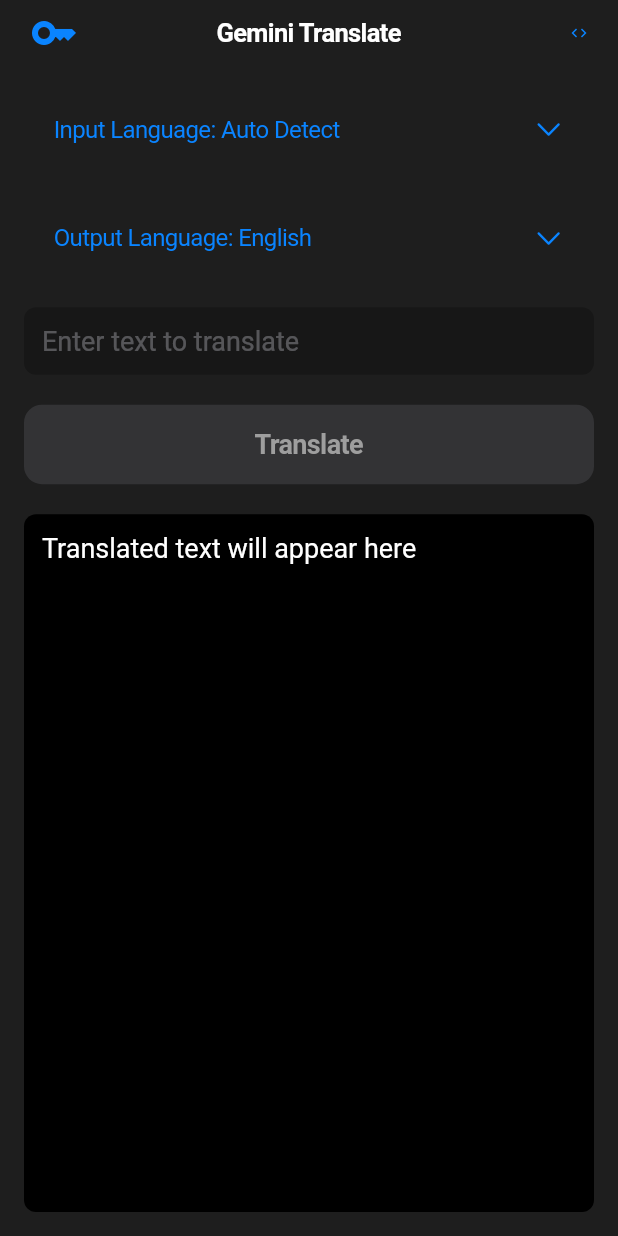
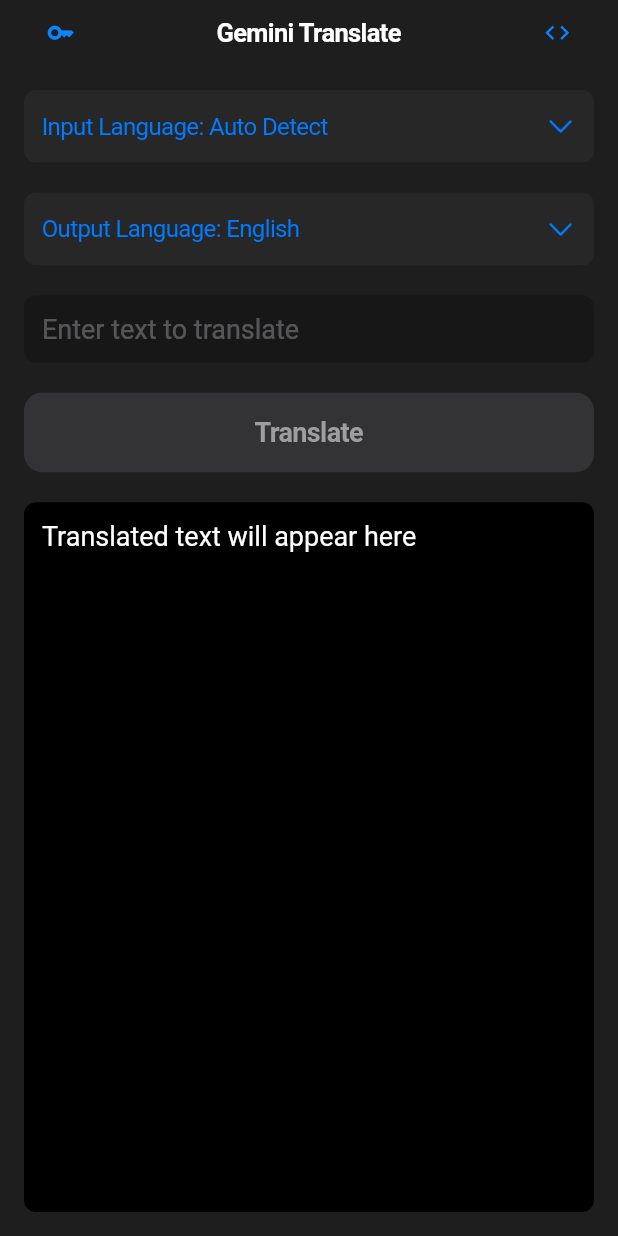
Before and after one commit to ThatLinuxGuyYouKnow/gemini_translate_app, a Flutter app: the screen it shows after launch, on a phone screen of 412 x 824 dp. Run offline on Flutter 3.47's test engine with Material 3 defaults, Android fonts, the phone set to English and light mode, and no system bars; our stand-ins replace get_storage.

Commit message:
feature: various aesthetic changes

```diff
--- a/lib/main.dart
+++ b/lib/main.dart
@@ -60,9 +60,9 @@
   Widget build(BuildContext context) {
     return CupertinoPageScaffold(
       navigationBar: CupertinoNavigationBar(
-        padding: EdgeInsetsDirectional.only(start: 20, end: 20),
+        padding: EdgeInsetsDirectional.only(start: 31, end: 31),
         trailing: GestureDetector(
-          child: Icon(Icons.code, size: 12),
+          child: Icon(Icons.code, size: 19),
           onTap: () async {
             final Uri url = Uri.parse(
                 'https://github.com/ThatLinuxGuyYouKnow/gemini_translate_app');
@@ -76,7 +76,10 @@
                 MaterialPageRoute(builder: (context) => const ApiKeyScreen()),
               );
             },
-            child: Icon(Icons.key)),
+            child: Icon(
+              Icons.key_outlined,
+              size: 19,
+            )),
         middle: Text('Gemini Translate',
             style: TextStyle(fontWeight: FontWeight.bold)),
       ),
@@ -88,6 +91,7 @@
             children: [
               // Input Language Selector
               CupertinoButton(
+                padding: EdgeInsets.zero,
                 onPressed: () {
                   showCupertinoModalPopup(
                     context: context,
@@ -111,19 +115,35 @@
                     ),
                   );
                 },
+                child: Container(
+                  padding:
+                      const EdgeInsets.symmetric(horizontal: 12, vertical: 14),
+                  decoration: BoxDecoration(
+                    color: const Color.fromARGB(24, 122, 121, 121),
+                    borderRadius: BorderRadius.circular(8),
+                  ),
                   child: Row(
-                  mainAxisAlignment: MainAxisAlignment.spaceBetween,
                     children: [
-                    Text('Input Language: $_inputLanguage',
-                        style: const TextStyle(fontSize: 16)),
-                    const Icon(CupertinoIcons.chevron_down),
+                      Expanded(
+                        child: Text(
+                          'Input Language: $_inputLanguage',
+                          style: const TextStyle(
+                              fontSize: 16, color: CupertinoColors.systemBlue),
+                          overflow: TextOverflow.ellipsis,
+                        ),
+                      ),
+                      const Icon(CupertinoIcons.chevron_down,
+                          color: CupertinoColors.systemBlue),
                     ],
                   ),
                 ),
+              ),
+
               const SizedBox(height: 20),
 
               // Output Language Selector
               CupertinoButton(
+                padding: EdgeInsets.zero,
                 onPressed: () {
                   showCupertinoModalPopup(
                     context: context,
@@ -147,15 +167,34 @@
                     ),
                   );
                 },
+                child: Container(
+                  padding:
+                      const EdgeInsets.symmetric(horizontal: 12, vertical: 14),
+                  decoration: BoxDecoration(
+                    color: const Color.fromARGB(24, 122, 121, 121),
+                    borderRadius: BorderRadius.circular(8),
+                  ),
                   child: Row(
-                  mainAxisAlignment: MainAxisAlignment.spaceBetween,
                     children: [
-                    Text('Output Language: $_outputLanguage',
-                        style: const TextStyle(fontSize: 16)),
-                    const Icon(CupertinoIcons.chevron_down),
+                      Expanded(
+                        child: Text(
+                          'Output Language: $_outputLanguage',
+                          style: const TextStyle(
+                            fontSize: 16,
+                            color: CupertinoColors.systemBlue,
+                          ),
+                          overflow: TextOverflow.ellipsis,
+                        ),
+                      ),
+                      const Icon(
+                        CupertinoIcons.chevron_down,
+                        color: CupertinoColors.systemBlue,
+                      ),
                     ],
                   ),
                 ),
+              ),
+
               const SizedBox(height: 20),
 
               // Text Input Field
```
Lines whose indentation alone changed are shown as unchanged.
